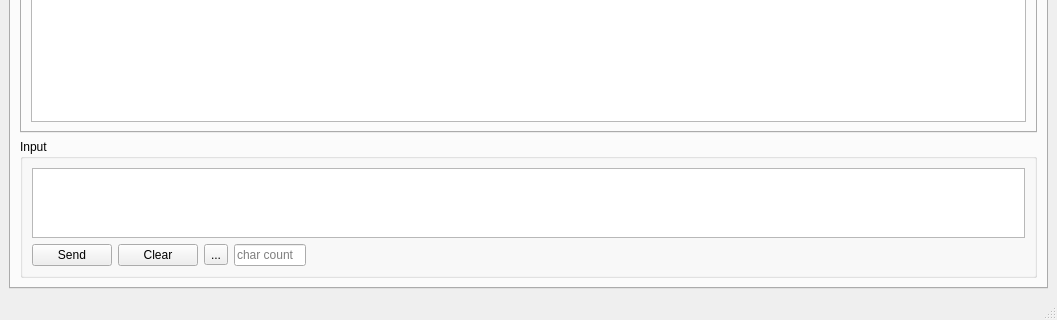
Before: the Qt Designer form meshapp/src/meshapp.ui in rbreesems/flamingo, drawn with Qt 5; both pictures show x 0 to 1057 and y 298 to 618 of the 1057 by 618 pixel window.
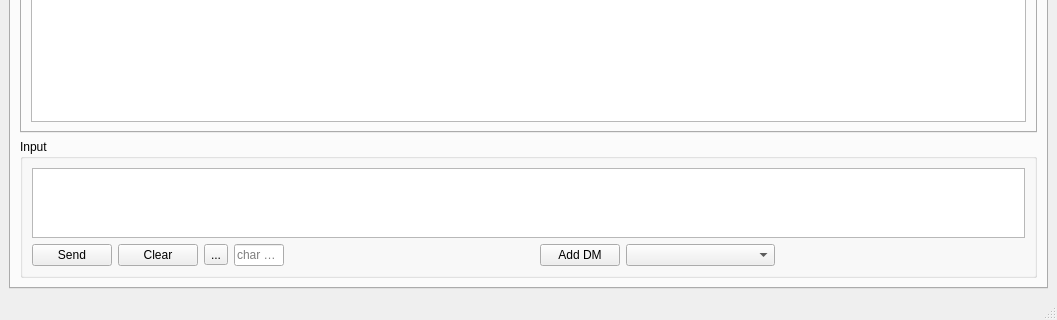
After: the same form once the commit is applied. The open tabs and pages were chosen to show the change.

Patch:
```diff
--- a/meshapp/src/meshapp.ui
+++ b/meshapp/src/meshapp.ui
@@ -169,7 +169,7 @@
               <widget class="QTextEdit" name="sendMessageTextEdit"/>
              </item>
              <item>
-              <layout class="QHBoxLayout" name="horizontalLayout_6" stretch="1,1,1,1,10">
+              <layout class="QHBoxLayout" name="horizontalLayout_6" stretch="1,1,1,1,5,1,3,5">
                <item>
                 <widget class="QPushButton" name="sendMessagePushButton">
                  <property name="text">
@@ -211,6 +211,36 @@
                  </property>
                 </spacer>
                </item>
+               <item>
+                <widget class="QPushButton" name="addDmTabPushButton">
+                 <property name="toolTip">
+                  <string>Add DM tab for selected node if one is not already available</string>
+                 </property>
+                 <property name="text">
+                  <string>Add DM</string>
+                 </property>
+                </widget>
+               </item>
+               <item>
+                <widget class="QComboBox" name="dmTabsComboBox">
+                 <property name="toolTip">
+                  <string>Node choice</string>
+                 </property>
+                </widget>
+               </item>
+               <item>
+                <spacer name="horizontalSpacer_5">
+                 <property name="orientation">
+                  <enum>Qt::Horizontal</enum>
+                 </property>
+                 <property name="sizeHint" stdset="0">
+                  <size>
+                   <width>40</width>
+                   <height>20</height>
+                  </size>
+                 </property>
+                </spacer>
+               </item>
               </layout>
              </item>
             </layout>
```
Left out of the diff: 12 changed lines with no effect on the pictures.
